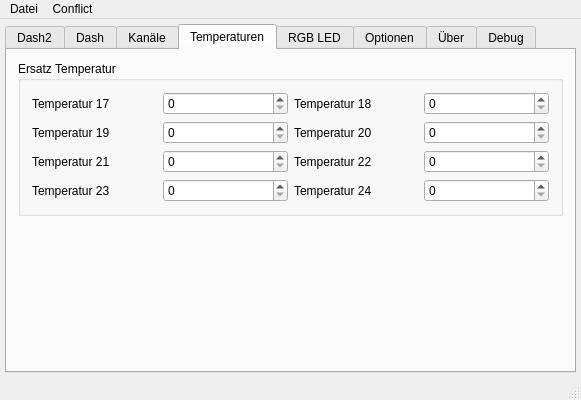
First picture: the form in src/mainwindow.ui, repository debauer/Conflict_Gui-V3, before the edit.
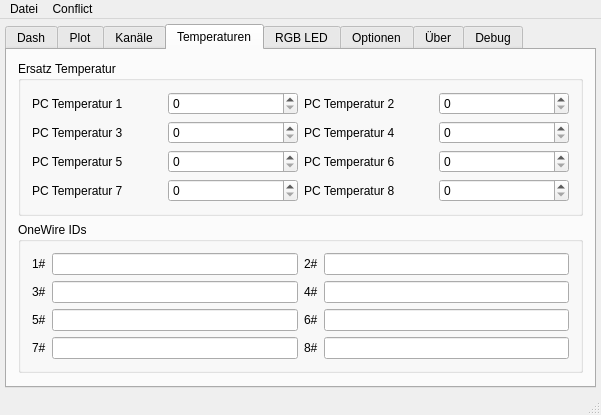
Second picture: the form after the edit. The open tabs and pages were chosen to show the change. Custom widgets are drawn as their Qt base class.

```diff
--- a/src/mainwindow.ui
+++ b/src/mainwindow.ui
@@ -6,8 +6,8 @@
    <rect>
     <x>0</x>
     <y>0</y>
-    <width>581</width>
-    <height>400</height>
+    <width>601</width>
+    <height>370</height>
    </rect>
   </property>
   <property name="windowTitle">
@@ -40,7 +40,7 @@
       </property>
       <widget class="QWidget" name="tab_2">
        <attribute name="title">
-        <string>Dash2</string>
+        <string>Dash</string>
        </attribute>
        <layout class="QGridLayout" name="gridLayout_10">
         <item row="0" column="0">
@@ -64,108 +64,10 @@
       </widget>
       <widget class="QWidget" name="tabInfo">
        <attribute name="title">
-        <string notr="true">Dash</string>
+        <string notr="true">Plot</string>
        </attribute>
        <layout class="QGridLayout" name="gridLayout_2">
-        <item row="3" column="1">
-         <widget class="QGroupBox" name="groupBox_12">
-          <property name="maximumSize">
-           <size>
-            <width>16777215</width>
-            <height>50</height>
-           </size>
-          </property>
-          <property name="title">
-           <string>GroupBox</string>
-          </property>
-          <layout class="QGridLayout" name="gridLayout_8">
-           <item row="0" column="0">
-            <widget class="QLCDNumber" name="lcdNumber">
-             <property name="styleSheet">
-              <string notr="true">QLCDNumber{
-    color: rgb(0,0,0);    
-}</string>
-             </property>
-             <property name="smallDecimalPoint">
-              <bool>false</bool>
-             </property>
-             <property name="digitCount">
-              <number>3</number>
-             </property>
-             <property name="mode">
-              <enum>QLCDNumber::Dec</enum>
-             </property>
-             <property name="segmentStyle">
-              <enum>QLCDNumber::Filled</enum>
-             </property>
-             <property name="intValue" stdset="0">
-              <number>99</number>
-             </property>
-            </widget>
-           </item>
-          </layout>
-         </widget>
-        </item>
-        <item row="2" column="1">
-         <widget class="QGroupBox" name="groupBox_10">
-          <property name="maximumSize">
-           <size>
-            <width>16777215</width>
-            <height>50</height>
-           </size>
-          </property>
-          <property name="title">
-           <string>Temperatur 1</string>
-          </property>
-          <layout class="QGridLayout" name="gridLayout_6">
-           <item row="0" column="0">
-            <widget class="QProgressBar" name="progressBar">
-             <property name="styleSheet">
-              <string notr="true">QProgressBar
-{
-    border: 2px solid grey;
-    border-radius: 5px;
-    text-align: center;
-}
-
-QProgressBar::chunk
-{
-    background-color: #FB4400;
-    width: 2.15px;
-    margin: 0.5px;
-}</string>
-             </property>
-             <property name="value">
-              <number>24</number>
-             </property>
-            </widget>
-           </item>
-          </layout>
-         </widget>
-        </item>
-        <item row="1" column="1">
-         <widget class="QGroupBox" name="groupBox_11">
-          <property name="maximumSize">
-           <size>
-            <width>16777215</width>
-            <height>50</height>
-           </size>
-          </property>
-          <property name="title">
-           <string>Temperatur 2</string>
-          </property>
-          <layout class="QGridLayout" name="gridLayout_7">
-           <item row="0" column="0">
-            <widget class="QProgressBar" name="progressBar_2">
-             <property name="value">
-              <number>24</number>
-             </property>
-            </widget>
-           </item>
-          </layout>
-         </widget>
-        </item>
-        <item row="4" column="0" colspan="2">
+        <item row="1" column="0" colspan="2">
          <widget class="QCustomPlot" name="customPlot" native="true">
           <property name="minimumSize">
            <size>
@@ -665,14 +567,14 @@
            <item row="0" column="2">
             <widget class="QLabel" name="label_9">
              <property name="text">
-              <string>Temperatur 18</string>
+              <string>PC Temperatur 2</string>
              </property>
             </widget>
            </item>
            <item row="1" column="2">
             <widget class="QLabel" name="label_13">
              <property name="text">
-              <string>Temperatur 20</string>
+              <string>PC Temperatur 4</string>
              </property>
             </widget>
            </item>
@@ -682,7 +584,7 @@
            <item row="0" column="0">
             <widget class="QLabel" name="label_8">
              <property name="text">
-              <string>Temperatur 17</string>
+              <string>PC Temperatur 1</string>
              </property>
             </widget>
            </item>
@@ -692,35 +594,35 @@
            <item row="3" column="0">
             <widget class="QLabel" name="label_12">
              <property name="text">
-              <string>Temperatur 23</string>
+              <string>PC Temperatur 7</string>
              </property>
             </widget>
            </item>
            <item row="2" column="0">
             <widget class="QLabel" name="label_11">
              <property name="text">
-              <string>Temperatur 21</string>
+              <string>PC Temperatur 5</string>
              </property>
             </widget>
            </item>
            <item row="1" column="0">
             <widget class="QLabel" name="label_10">
              <property name="text">
-              <string>Temperatur 19</string>
+              <string>PC Temperatur 3</string>
              </property>
             </widget>
            </item>
            <item row="2" column="2">
             <widget class="QLabel" name="label_14">
              <property name="text">
-              <string>Temperatur 22</string>
+              <string>PC Temperatur 6</string>
              </property>
             </widget>
            </item>
            <item row="3" column="2">
             <widget class="QLabel" name="label_15">
              <property name="text">
-              <string>Temperatur 24</string>
+              <string>PC Temperatur 8</string>
              </property>
             </widget>
            </item>
@@ -745,6 +647,140 @@
           </layout>
          </widget>
         </item>
+        <item row="1" column="1">
+         <widget class="QGroupBox" name="groupBox_10">
+          <property name="title">
+           <string>OneWire IDs</string>
+          </property>
+          <layout class="QGridLayout" name="gridLayout_6">
+           <item row="0" column="0">
+            <widget class="QLabel" name="label_16">
+             <property name="text">
+              <string>1#</string>
+             </property>
+            </widget>
+           </item>
+           <item row="0" column="1">
+            <widget class="QLineEdit" name="oneWireId1">
+             <property name="readOnly">
+              <bool>true</bool>
+             </property>
+            </widget>
+           </item>
+           <item row="2" column="0">
+            <widget class="QLabel" name="label_19">
+             <property name="text">
+              <string>5#</string>
+             </property>
+            </widget>
+           </item>
+           <item row="0" column="2">
+            <widget class="QLabel" name="label_17">
+             <property name="text">
+              <string>2#</string>
+             </property>
+            </widget>
+           </item>
+           <item row="1" column="0">
+            <widget class="QLabel" name="label_18">
+             <property name="text">
+              <string>3#</string>
+             </property>
+            </widget>
+           </item>
+           <item row="0" column="3">
+            <widget class="QLineEdit" name="oneWireId2">
+             <property name="readOnly">
+              <bool>true</bool>
+             </property>
+            </widget>
+           </item>
+           <item row="3" column="0">
+            <widget class="QLabel" name="label_20">
+             <property name="text">
+              <string>7#</string>
+             </property>
+            </widget>
+           </item>
+           <item row="1" column="1">
+            <widget class="QLineEdit" name="oneWireId3">
+             <property name="readOnly">
+              <bool>true</bool>
+             </property>
+            </widget>
+           </item>
+           <item row="2" column="1">
+            <widget class="QLineEdit" name="oneWireId5">
+             <property name="readOnly">
+              <bool>true</bool>
+             </property>
+            </widget>
+           </item>
+           <item row="3" column="1">
+            <widget class="QLineEdit" name="oneWireId7">
+             <property name="readOnly">
+              <bool>true</bool>
+             </property>
+            </widget>
+           </item>
+           <item row="1" column="2">
+            <widget class="QLabel" name="label_21">
+             <property name="text">
+              <string>4#</string>
+             </property>
+            </widget>
+           </item>
+           <item row="2" column="2">
+            <widget class="QLabel" name="label_22">
+             <property name="text">
+              <string>6#</string>
+             </property>
+            </widget>
+           </item>
+           <item row="3" column="2">
+            <widget class="QLabel" name="label_23">
+             <property name="text">
+              <string>8#</string>
+             </property>
+            </widget>
+           </item>
+           <item row="1" column="3">
+            <widget class="QLineEdit" name="oneWireId4">
+             <property name="readOnly">
+              <bool>true</bool>
+             </property>
+            </widget>
+           </item>
+           <item row="2" column="3">
+            <widget class="QLineEdit" name="oneWireId6">
+             <property name="readOnly">
+              <bool>true</bool>
+             </property>
+            </widget>
+           </item>
+           <item row="3" column="3">
+            <widget class="QLineEdit" name="oneWireId8">
+             <property name="readOnly">
+              <bool>true</bool>
+             </property>
+            </widget>
+           </item>
+          </layout>
+         </widget>
+        </item>
+        <item row="2" column="1">
+         <spacer name="verticalSpacer_2">
+          <property name="orientation">
+           <enum>Qt::Vertical</enum>
+          </property>
+          <property name="sizeHint" stdset="0">
+           <size>
+            <width>20</width>
+            <height>40</height>
+           </size>
+          </property>
+         </spacer>
+        </item>
        </layout>
       </widget>
       <widget class="QWidget" name="tabLED">
@@ -1417,7 +1453,7 @@
     <rect>
      <x>0</x>
      <y>0</y>
-     <width>581</width>
+     <width>601</width>
      <height>21</height>
     </rect>
    </property>
```
Left out of the diff: 253 changed lines with no effect on the pictures.
